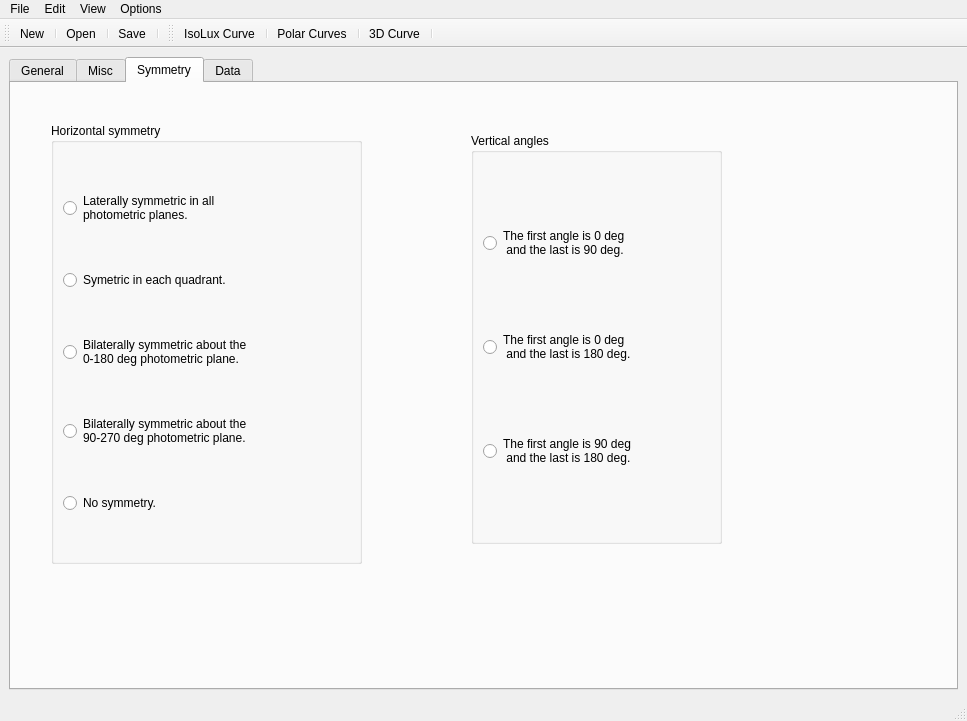
lpwwpl/ies, file testies/mainwindow.ui: the form before one commit.
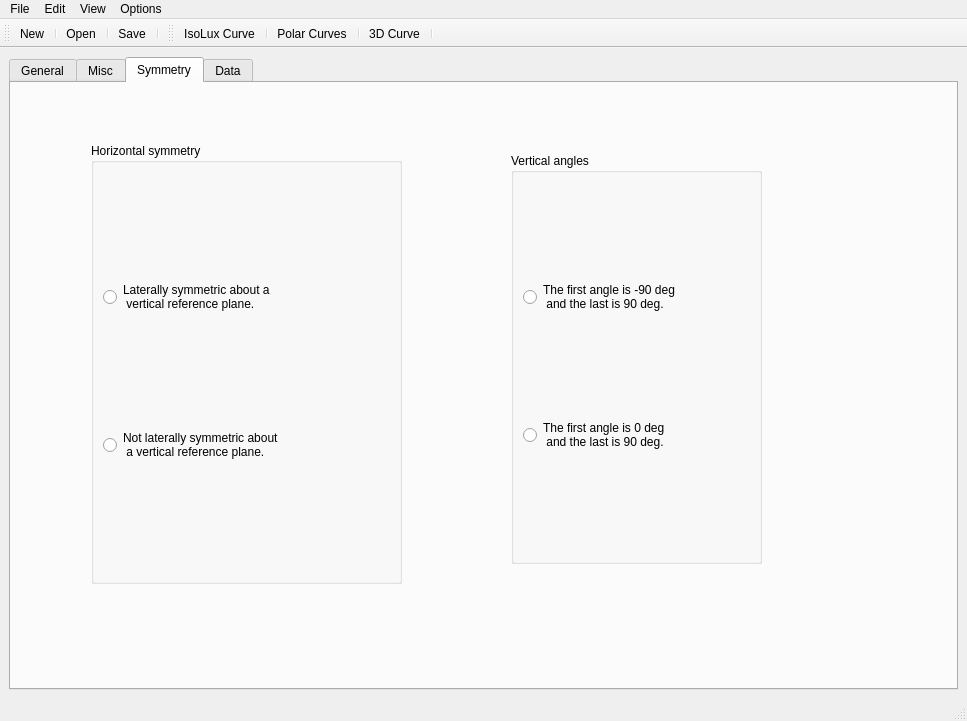
The form after the commit. The open tabs and pages were chosen to show the change. Icons and pictures are not drawn.

Patch:
```diff
--- a/testies/mainwindow.ui
+++ b/testies/mainwindow.ui
@@ -258,10 +258,62 @@
        <attribute name="title">
         <string>Symmetry</string>
        </attribute>
+       <widget class="QStackedWidget" name="stackedWidget">
+        <property name="geometry">
+         <rect>
+          <x>10</x>
+          <y>20</y>
+          <width>931</width>
+          <height>561</height>
+         </rect>
+        </property>
+        <property name="currentIndex">
+         <number>0</number>
+        </property>
+        <widget class="QWidget" name="pageC">
+         <widget class="QGroupBox" name="groupVertical">
+          <property name="geometry">
+           <rect>
+            <x>470</x>
+            <y>50</y>
+            <width>251</width>
+            <height>411</height>
+           </rect>
+          </property>
+          <property name="title">
+           <string>Vertical angles</string>
+          </property>
+          <layout class="QGridLayout" name="gridLayout_6">
+           <item row="0" column="0">
+            <widget class="QRadioButton" name="rbV0">
+             <property name="text">
+              <string>The first angle is 0 deg 
+ and the last is 90 deg.</string>
+             </property>
+            </widget>
+           </item>
+           <item row="1" column="0">
+            <widget class="QRadioButton" name="rbV1">
+             <property name="text">
+              <string>The first angle is 0 deg 
+ and the last is 180 deg.</string>
+             </property>
+            </widget>
+           </item>
+           <item row="2" column="0">
+            <widget class="QRadioButton" name="rbV2">
+             <property name="text">
+              <string>The first angle is 90 deg 
+ and the last is 180 deg.</string>
+             </property>
+            </widget>
+           </item>
+          </layout>
+         </widget>
        <widget class="QGroupBox" name="groupHorizontal">
         <property name="geometry">
          <rect>
-          <x>40</x>
+            <x>50</x>
           <y>40</y>
           <width>311</width>
           <height>441</height>
@@ -311,10 +363,43 @@
          </item>
         </layout>
        </widget>
-       <widget class="QGroupBox" name="groupVertical">
+        </widget>
+        <widget class="QWidget" name="page_AB">
+         <widget class="QGroupBox" name="groupHorizontal_AB">
         <property name="geometry">
          <rect>
-          <x>460</x>
+            <x>70</x>
+            <y>40</y>
+            <width>311</width>
+            <height>441</height>
+           </rect>
+          </property>
+          <property name="title">
+           <string>Horizontal symmetry</string>
+          </property>
+          <layout class="QGridLayout" name="gridLayout_9">
+           <item row="1" column="0">
+            <widget class="QRadioButton" name="rb1_AB_2">
+             <property name="text">
+              <string>Not laterally symmetric about 
+ a vertical reference plane.</string>
+             </property>
+            </widget>
+           </item>
+           <item row="0" column="0">
+            <widget class="QRadioButton" name="rb0_AB_2">
+             <property name="text">
+              <string>Laterally symmetric about a 
+ vertical reference plane.</string>
+             </property>
+            </widget>
+           </item>
+          </layout>
+         </widget>
+         <widget class="QGroupBox" name="groupVertical_AB_2">
+          <property name="geometry">
+           <rect>
+            <x>490</x>
           <y>50</y>
           <width>251</width>
           <height>411</height>
@@ -323,32 +408,26 @@
         <property name="title">
          <string>Vertical angles</string>
         </property>
-        <layout class="QGridLayout" name="gridLayout_6">
-         <item row="0" column="0">
-          <widget class="QRadioButton" name="rbV0">
-           <property name="text">
-            <string>The first angle is 0 deg 
- and the last is 90 deg.</string>
-           </property>
-          </widget>
-         </item>
+          <layout class="QGridLayout" name="gridLayout_10">
          <item row="1" column="0">
-          <widget class="QRadioButton" name="rbV1">
+            <widget class="QRadioButton" name="rbV1_AB">
            <property name="text">
             <string>The first angle is 0 deg 
- and the last is 180 deg.</string>
+ and the last is 90 deg.</string>
            </property>
           </widget>
          </item>
-         <item row="2" column="0">
-          <widget class="QRadioButton" name="rbV2">
+           <item row="0" column="0">
+            <widget class="QRadioButton" name="rbV0_AB_2">
            <property name="text">
-            <string>The first angle is 90 deg 
- and the last is 180 deg.</string>
+              <string>The first angle is -90 deg 
+ and the last is 90 deg.</string>
            </property>
           </widget>
          </item>
         </layout>
+         </widget>
+        </widget>
        </widget>
       </widget>
       <widget class="QWidget" name="tabData">
```
Left out of the diff: 4 changed lines with no effect on the pictures. Lines whose indentation alone changed are shown as unchanged.
